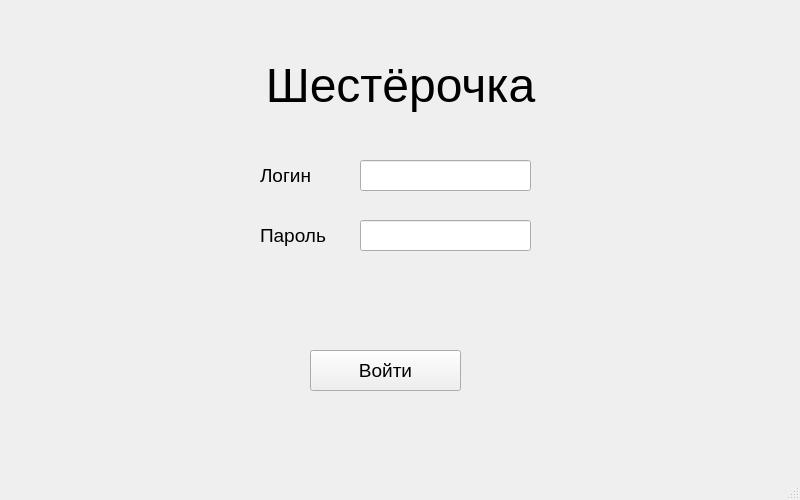
Above: shop/UI/Homepage.ui from Gentlem4n72/Qt-project before the change. Below: the same form after it.
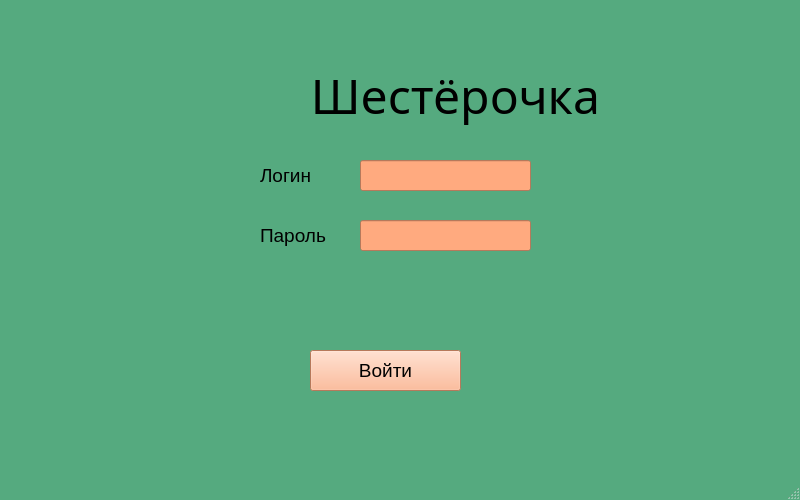
That is the form after the change. Icons and pictures are not drawn.

Patch:
```diff
--- a/shop/UI/Homepage.ui
+++ b/shop/UI/Homepage.ui
@@ -10,6 +10,448 @@
     <height>500</height>
    </rect>
   </property>
+  <property name="palette">
+   <palette>
+    <active>
+     <colorrole role="WindowText">
+      <brush brushstyle="SolidPattern">
+       <color alpha="255">
+        <red>0</red>
+        <green>0</green>
+        <blue>0</blue>
+       </color>
+      </brush>
+     </colorrole>
+     <colorrole role="Button">
+      <brush brushstyle="SolidPattern">
+       <color alpha="255">
+        <red>85</red>
+        <green>170</green>
+        <blue>127</blue>
+       </color>
+      </brush>
+     </colorrole>
+     <colorrole role="Light">
+      <brush brushstyle="SolidPattern">
+       <color alpha="255">
+        <red>127</red>
+        <green>255</green>
+        <blue>191</blue>
+       </color>
+      </brush>
+     </colorrole>
+     <colorrole role="Midlight">
+      <brush brushstyle="SolidPattern">
+       <color alpha="255">
+        <red>106</red>
+        <green>212</green>
+        <blue>159</blue>
+       </color>
+      </brush>
+     </colorrole>
+     <colorrole role="Dark">
+      <brush brushstyle="SolidPattern">
+       <color alpha="255">
+        <red>42</red>
+        <green>85</green>
+        <blue>64</blue>
+       </color>
+      </brush>
+     </colorrole>
+     <colorrole role="Mid">
+      <brush brushstyle="SolidPattern">
+       <color alpha="255">
+        <red>57</red>
+        <green>113</green>
+        <blue>85</blue>
+       </color>
+      </brush>
+     </colorrole>
+     <colorrole role="Text">
+      <brush brushstyle="SolidPattern">
+       <color alpha="255">
+        <red>0</red>
+        <green>0</green>
+        <blue>0</blue>
+       </color>
+      </brush>
+     </colorrole>
+     <colorrole role="BrightText">
+      <brush brushstyle="SolidPattern">
+       <color alpha="255">
+        <red>255</red>
+        <green>255</green>
+        <blue>255</blue>
+       </color>
+      </brush>
+     </colorrole>
+     <colorrole role="ButtonText">
+      <brush brushstyle="SolidPattern">
+       <color alpha="255">
+        <red>0</red>
+        <green>0</green>
+        <blue>0</blue>
+       </color>
+      </brush>
+     </colorrole>
+     <colorrole role="Base">
+      <brush brushstyle="SolidPattern">
+       <color alpha="255">
+        <red>255</red>
+        <green>255</green>
+        <blue>255</blue>
+       </color>
+      </brush>
+     </colorrole>
+     <colorrole role="Window">
+      <brush brushstyle="SolidPattern">
+       <color alpha="255">
+        <red>85</red>
+        <green>170</green>
+        <blue>127</blue>
+       </color>
+      </brush>
+     </colorrole>
+     <colorrole role="Shadow">
+      <brush brushstyle="SolidPattern">
+       <color alpha="255">
+        <red>0</red>
+        <green>0</green>
+        <blue>0</blue>
+       </color>
+      </brush>
+     </colorrole>
+     <colorrole role="AlternateBase">
+      <brush brushstyle="SolidPattern">
+       <color alpha="255">
+        <red>170</red>
+        <green>212</green>
+        <blue>191</blue>
+       </color>
+      </brush>
+     </colorrole>
+     <colorrole role="ToolTipBase">
+      <brush brushstyle="SolidPattern">
+       <color alpha="255">
+        <red>255</red>
+        <green>255</green>
+        <blue>220</blue>
+       </color>
+      </brush>
+     </colorrole>
+     <colorrole role="ToolTipText">
+      <brush brushstyle="SolidPattern">
+       <color alpha="255">
+        <red>0</red>
+        <green>0</green>
+        <blue>0</blue>
+       </color>
+      </brush>
+     </colorrole>
+     <colorrole role="PlaceholderText">
+      <brush brushstyle="SolidPattern">
+       <color alpha="128">
+        <red>0</red>
+        <green>0</green>
+        <blue>0</blue>
+       </color>
+      </brush>
+     </colorrole>
+    </active>
+    <inactive>
+     <colorrole role="WindowText">
+      <brush brushstyle="SolidPattern">
+       <color alpha="255">
+        <red>0</red>
+        <green>0</green>
+        <blue>0</blue>
+       </color>
+      </brush>
+     </colorrole>
+     <colorrole role="Button">
+      <brush brushstyle="SolidPattern">
+       <color alpha="255">
+        <red>85</red>
+        <green>170</green>
+        <blue>127</blue>
+       </color>
+      </brush>
+     </colorrole>
+     <colorrole role="Light">
+      <brush brushstyle="SolidPattern">
+       <color alpha="255">
+        <red>127</red>
+        <green>255</green>
+        <blue>191</blue>
+       </color>
+      </brush>
+     </colorrole>
+     <colorrole role="Midlight">
+      <brush brushstyle="SolidPattern">
+       <color alpha="255">
+        <red>106</red>
+        <green>212</green>
+        <blue>159</blue>
+       </color>
+      </brush>
+     </colorrole>
+     <colorrole role="Dark">
+      <brush brushstyle="SolidPattern">
+       <color alpha="255">
+        <red>42</red>
+        <green>85</green>
+        <blue>64</blue>
+       </color>
+      </brush>
+     </colorrole>
+     <colorrole role="Mid">
+      <brush brushstyle="SolidPattern">
+       <color alpha="255">
+        <red>57</red>
+        <green>113</green>
+        <blue>85</blue>
+       </color>
+      </brush>
+     </colorrole>
+     <colorrole role="Text">
+      <brush brushstyle="SolidPattern">
+       <color alpha="255">
+        <red>0</red>
+        <green>0</green>
+        <blue>0</blue>
+       </color>
+      </brush>
+     </colorrole>
+     <colorrole role="BrightText">
+      <brush brushstyle="SolidPattern">
+       <color alpha="255">
+        <red>255</red>
+        <green>255</green>
+        <blue>255</blue>
+       </color>
+      </brush>
+     </colorrole>
+     <colorrole role="ButtonText">
+      <brush brushstyle="SolidPattern">
+       <color alpha="255">
+        <red>0</red>
+        <green>0</green>
+        <blue>0</blue>
+       </color>
+      </brush>
+     </colorrole>
+     <colorrole role="Base">
+      <brush brushstyle="SolidPattern">
+       <color alpha="255">
+        <red>255</red>
+        <green>255</green>
+        <blue>255</blue>
+       </color>
+      </brush>
+     </colorrole>
+     <colorrole role="Window">
+      <brush brushstyle="SolidPattern">
+       <color alpha="255">
+        <red>85</red>
+        <green>170</green>
+        <blue>127</blue>
+       </color>
+      </brush>
+     </colorrole>
+     <colorrole role="Shadow">
+      <brush brushstyle="SolidPattern">
+       <color alpha="255">
+        <red>0</red>
+        <green>0</green>
+        <blue>0</blue>
+       </color>
+      </brush>
+     </colorrole>
+     <colorrole role="AlternateBase">
+      <brush brushstyle="SolidPattern">
+       <color alpha="255">
+        <red>170</red>
+        <green>212</green>
+        <blue>191</blue>
+       </color>
+      </brush>
+     </colorrole>
+     <colorrole role="ToolTipBase">
+      <brush brushstyle="SolidPattern">
+       <color alpha="255">
+        <red>255</red>
+        <green>255</green>
+        <blue>220</blue>
+       </color>
+      </brush>
+     </colorrole>
+     <colorrole role="ToolTipText">
+      <brush brushstyle="SolidPattern">
+       <color alpha="255">
+        <red>0</red>
+        <green>0</green>
+        <blue>0</blue>
+       </color>
+      </brush>
+     </colorrole>
+     <colorrole role="PlaceholderText">
+      <brush brushstyle="SolidPattern">
+       <color alpha="128">
+        <red>0</red>
+        <green>0</green>
+        <blue>0</blue>
+       </color>
+      </brush>
+     </colorrole>
+    </inactive>
+    <disabled>
+     <colorrole role="WindowText">
+      <brush brushstyle="SolidPattern">
+       <color alpha="255">
+        <red>42</red>
+        <green>85</green>
+        <blue>64</blue>
+       </color>
+      </brush>
+     </colorrole>
+     <colorrole role="Button">
+      <brush brushstyle="SolidPattern">
+       <color alpha="255">
+        <red>85</red>
+        <green>170</green>
+        <blue>127</blue>
+       </color>
+      </brush>
+     </colorrole>
+     <colorrole role="Light">
+      <brush brushstyle="SolidPattern">
+       <color alpha="255">
+        <red>127</red>
+        <green>255</green>
+        <blue>191</blue>
+       </color>
+      </brush>
+     </colorrole>
+     <colorrole role="Midlight">
+      <brush brushstyle="SolidPattern">
+       <color alpha="255">
+        <red>106</red>
+        <green>212</green>
+        <blue>159</blue>
+       </color>
+      </brush>
+     </colorrole>
+     <colorrole role="Dark">
+      <brush brushstyle="SolidPattern">
+       <color alpha="255">
+        <red>42</red>
+        <green>85</green>
+        <blue>64</blue>
+       </color>
+      </brush>
+     </colorrole>
+     <colorrole role="Mid">
+      <brush brushstyle="SolidPattern">
+       <color alpha="255">
+        <red>57</red>
+        <green>113</green>
+        <blue>85</blue>
+       </color>
+      </brush>
+     </colorrole>
+     <colorrole role="Text">
+      <brush brushstyle="SolidPattern">
+       <color alpha="255">
+        <red>42</red>
+        <green>85</green>
+        <blue>64</blue>
+       </color>
+      </brush>
+     </colorrole>
+     <colorrole role="BrightText">
+      <brush brushstyle="SolidPattern">
+       <color alpha="255">
+        <red>255</red>
+        <green>255</green>
+        <blue>255</blue>
+       </color>
+      </brush>
+     </colorrole>
+     <colorrole role="ButtonText">
+      <brush brushstyle="SolidPattern">
+       <color alpha="255">
+        <red>42</red>
+        <green>85</green>
+        <blue>64</blue>
+       </color>
+      </brush>
+     </colorrole>
+     <colorrole role="Base">
+      <brush brushstyle="SolidPattern">
+       <color alpha="255">
+        <red>85</red>
+        <green>170</green>
+        <blue>127</blue>
+       </color>
+      </brush>
+     </colorrole>
+     <colorrole role="Window">
+      <brush brushstyle="SolidPattern">
+       <color alpha="255">
+        <red>85</red>
+        <green>170</green>
+        <blue>127</blue>
+       </color>
+      </brush>
+     </colorrole>
+     <colorrole role="Shadow">
+      <brush brushstyle="SolidPattern">
+       <color alpha="255">
+        <red>0</red>
+        <green>0</green>
+        <blue>0</blue>
+       </color>
+      </brush>
+     </colorrole>
+     <colorrole role="AlternateBase">
+      <brush brushstyle="SolidPattern">
+       <color alpha="255">
+        <red>85</red>
+        <green>170</green>
+        <blue>127</blue>
+       </color>
+      </brush>
+     </colorrole>
+     <colorrole role="ToolTipBase">
+      <brush brushstyle="SolidPattern">
+       <color alpha="255">
+        <red>255</red>
+        <green>255</green>
+        <blue>220</blue>
+       </color>
+      </brush>
+     </colorrole>
+     <colorrole role="ToolTipText">
+      <brush brushstyle="SolidPattern">
+       <color alpha="255">
+        <red>0</red>
+        <green>0</green>
+        <blue>0</blue>
+       </color>
+      </brush>
+     </colorrole>
+     <colorrole role="PlaceholderText">
+      <brush brushstyle="SolidPattern">
+       <color alpha="128">
+        <red>0</red>
+        <green>0</green>
+        <blue>0</blue>
+       </color>
+      </brush>
+     </colorrole>
+    </disabled>
+   </palette>
+  </property>
   <property name="windowTitle">
    <string>Вход в аккаунт</string>
   </property>
@@ -59,6 +501,15 @@
       <height>31</height>
      </rect>
     </property>
+    <property name="font">
+     <font>
+      <pointsize>14</pointsize>
+     </font>
+    </property>
+    <property name="styleSheet">
+     <string notr="true">background-color: rgb(255, 170, 127);
+selection-background-color: rgb(170, 170, 170);</string>
+    </property>
    </widget>
    <widget class="QLineEdit" name="passwordLine">
     <property name="geometry">
@@ -69,6 +520,15 @@
       <height>31</height>
      </rect>
     </property>
+    <property name="font">
+     <font>
+      <pointsize>14</pointsize>
+     </font>
+    </property>
+    <property name="styleSheet">
+     <string notr="true">background-color: rgb(255, 170, 127);
+selection-background-color: rgb(170, 170, 170);</string>
+    </property>
    </widget>
    <widget class="QPushButton" name="enterButton">
     <property name="geometry">
@@ -84,6 +544,9 @@
       <pointsize>14</pointsize>
      </font>
     </property>
+    <property name="styleSheet">
+     <string notr="true">background-color: rgb(255, 170, 127);</string>
+    </property>
     <property name="text">
      <string>Войти</string>
     </property>
@@ -105,6 +568,9 @@
       <pointsize>12</pointsize>
      </font>
     </property>
+    <property name="styleSheet">
+     <string notr="true">selection-background-color: rgb(170, 170, 170);</string>
+    </property>
     <property name="text">
      <string/>
     </property>
@@ -115,17 +581,21 @@
    <widget class="QLabel" name="label">
     <property name="geometry">
      <rect>
-      <x>190</x>
-      <y>50</y>
-      <width>421</width>
+      <x>290</x>
+      <y>60</y>
+      <width>331</width>
       <height>71</height>
      </rect>
     </property>
     <property name="font">
      <font>
+      <family>Segoe Print</family>
       <pointsize>36</pointsize>
      </font>
     </property>
+    <property name="styleSheet">
+     <string notr="true">selection-background-color: rgb(170, 170, 170);</string>
+    </property>
     <property name="text">
      <string>Шестёрочка</string>
     </property>
@@ -133,6 +603,22 @@
      <set>Qt::AlignCenter</set>
     </property>
    </widget>
+   <widget class="QLabel" name="label_2">
+    <property name="geometry">
+     <rect>
+      <x>200</x>
+      <y>60</y>
+      <width>81</width>
+      <height>81</height>
+     </rect>
+    </property>
+    <property name="text">
+     <string/>
+    </property>
+    <property name="pixmap">
+     <pixmap>../pic/icon2.jpg</pixmap>
+    </property>
+   </widget>
   </widget>
   <widget class="QMenuBar" name="menubar">
    <property name="geometry">
```
Left out of the diff: 4 changed lines with no effect on the pictures.
